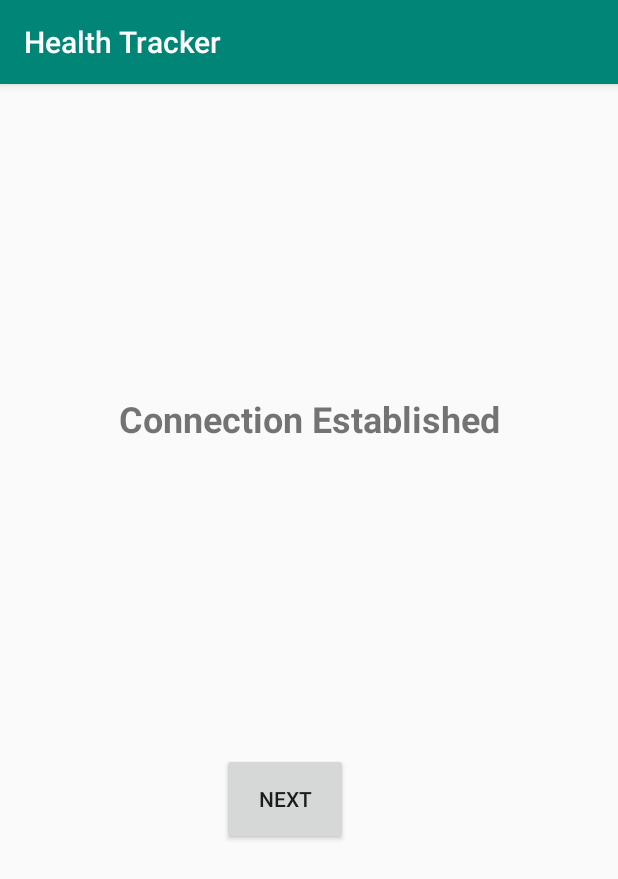
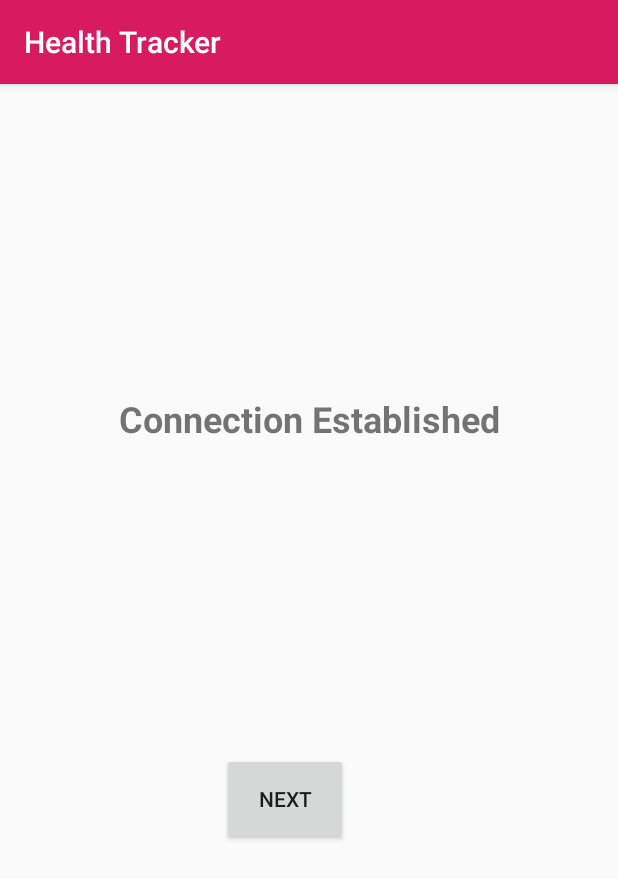
Before and after one commit to jahnavicheyyanda/HealthTracker, an Android app: the screen it shows after launch (MainActivity), on a phone screen of 412 x 824 dp. Shown: the top 879 px of the screen. Run offline under Robolectric (Android 15) with nearby library versions, the phone set to English and light mode, and no system bars.

Commit message:
Theme and button color

```diff
--- a/app/src/main/res/layout/activity_main.xml
+++ b/app/src/main/res/layout/activity_main.xml
@@ -24,38 +24,21 @@
         android:visibility="visible"/>
 
 
-    <TextView
-        android:id="@+id/textConnection"
+    <Button
+        android:id="@+id/next_button_home"
         android:layout_width="wrap_content"
         android:layout_height="wrap_content"
-        android:layout_marginStart="8dp"
-        android:layout_marginTop="8dp"
-        android:layout_marginEnd="8dp"
-        android:layout_marginBottom="8dp"
-        android:text="@string/text_connection"
-        android:textSize="24sp"
-        android:textStyle="normal|bold"
-        app:layout_constraintBottom_toTopOf="@+id/next_button_home"
-        app:layout_constraintEnd_toEndOf="parent"
-        app:layout_constraintStart_toStartOf="parent"
-        app:layout_constraintTop_toTopOf="parent"
-        android:visibility="invisible"/>
-
-
-    <Button
-        android:id="@+id/next_button_home"
-        android:layout_width="84dp"
-        android:layout_height="61dp"
         android:layout_marginStart="148dp"
         android:layout_marginTop="446dp"
         android:layout_marginEnd="148dp"
         android:layout_marginBottom="17dp"
+        android:background="@color/colorAccent"
         android:contentDescription="@string/next_button2"
         android:text="@string/next_button2"
         app:layout_constraintBottom_toBottomOf="parent"
         app:layout_constraintEnd_toEndOf="parent"
-        app:layout_constraintHorizontal_bias="0.0"
         app:layout_constraintStart_toStartOf="parent"
-        app:layout_constraintTop_toTopOf="parent" />
+        app:layout_constraintTop_toTopOf="parent"
+        app:layout_constraintVertical_bias="1.0" />
 
 </android.support.constraint.ConstraintLayout>
--- a/app/src/main/res/layout/activity_patient_data.xml
+++ b/app/src/main/res/layout/activity_patient_data.xml
@@ -97,13 +97,14 @@
         android:layout_marginTop="8dp"
         android:layout_marginEnd="8dp"
         android:layout_marginBottom="32dp"
+        android:background="@color/colorAccent"
         android:text="@string/save_button"
         app:layout_constraintBottom_toBottomOf="parent"
         app:layout_constraintEnd_toEndOf="parent"
-        app:layout_constraintHorizontal_bias="0.532"
+        app:layout_constraintHorizontal_bias="0.539"
         app:layout_constraintStart_toStartOf="parent"
         app:layout_constraintTop_toBottomOf="@+id/date"
-        app:layout_constraintVertical_bias="0.157" />
+        app:layout_constraintVertical_bias="1.0" />
 
     <TextView
         android:id="@+id/date_data_input"
--- a/app/src/main/res/layout/activity_recorded_wave.xml
+++ b/app/src/main/res/layout/activity_recorded_wave.xml
@@ -8,10 +8,11 @@
 
     <Button
         android:id="@+id/next_button"
-        android:layout_width="192dp"
+        android:layout_width="wrap_content"
         android:layout_height="wrap_content"
         android:layout_marginTop="446dp"
         android:layout_marginBottom="17dp"
+        android:background="@color/colorAccent"
         android:contentDescription="@string/next_button"
         android:text="@string/next_button"
         app:layout_constraintBottom_toBottomOf="parent"
@@ -21,10 +22,11 @@
 
     <Button
         android:id="@+id/cancel_button"
-        android:layout_width="191dp"
+        android:layout_width="wrap_content"
         android:layout_height="wrap_content"
         android:layout_marginTop="446dp"
         android:layout_marginBottom="17dp"
+        android:background="@color/colorAccent"
         android:contentDescription="@string/cancel_button"
         android:text="@string/cancel_button"
         app:layout_constraintBottom_toBottomOf="parent"
--- a/app/src/main/res/layout/activity_recording_wave.xml
+++ b/app/src/main/res/layout/activity_recording_wave.xml
@@ -8,10 +8,11 @@
 
     <Button
         android:id="@+id/start_button"
-        android:layout_width="191dp"
+        android:layout_width="wrap_content"
         android:layout_height="wrap_content"
         android:layout_marginTop="446dp"
         android:layout_marginBottom="17dp"
+        android:background="@color/colorAccent"
         android:contentDescription="@string/start_button"
         android:text="@string/start_button"
         app:layout_constraintBottom_toBottomOf="parent"
@@ -22,10 +23,11 @@
 
     <Button
         android:id="@+id/stop_button"
-        android:layout_width="191dp"
+        android:layout_width="wrap_content"
         android:layout_height="wrap_content"
         android:layout_marginTop="446dp"
         android:layout_marginBottom="17dp"
+        android:background="@color/colorAccent"
         android:contentDescription="@string/stop_button"
         android:text="@string/stop_button"
         app:layout_constraintBottom_toBottomOf="parent"
--- a/app/src/main/res/values/colors.xml
+++ b/app/src/main/res/values/colors.xml
@@ -3,4 +3,8 @@
     <color name="colorPrimary">#008577</color>
     <color name="colorPrimaryDark">#00574B</color>
     <color name="colorAccent">#d81b60</color>
+    <color name="colorPaleGreen">#98FB98</color>
+    <color name="colorMediumVioletRed">#C71585</color>
+    <color name="MediumTurquoise">#48D1CC</color>
+    <color name="colorBlack">#000000</color>
 </resources>
--- a/app/src/main/res/values/styles.xml
+++ b/app/src/main/res/values/styles.xml
@@ -3,8 +3,8 @@
     <!-- Base application theme. -->
     <style name="AppTheme" parent="Theme.AppCompat.Light.DarkActionBar">
         <!-- Customize your theme here. -->
-        <item name="colorPrimary">@color/colorPrimary</item>
-        <item name="colorPrimaryDark">@color/colorPrimaryDark</item>
+        <item name="colorPrimary">@color/colorAccent</item>
+        <item name="colorPrimaryDark">@color/colorBlack</item>
         <item name="colorAccent">@color/colorAccent</item>
     </style>
 
```
